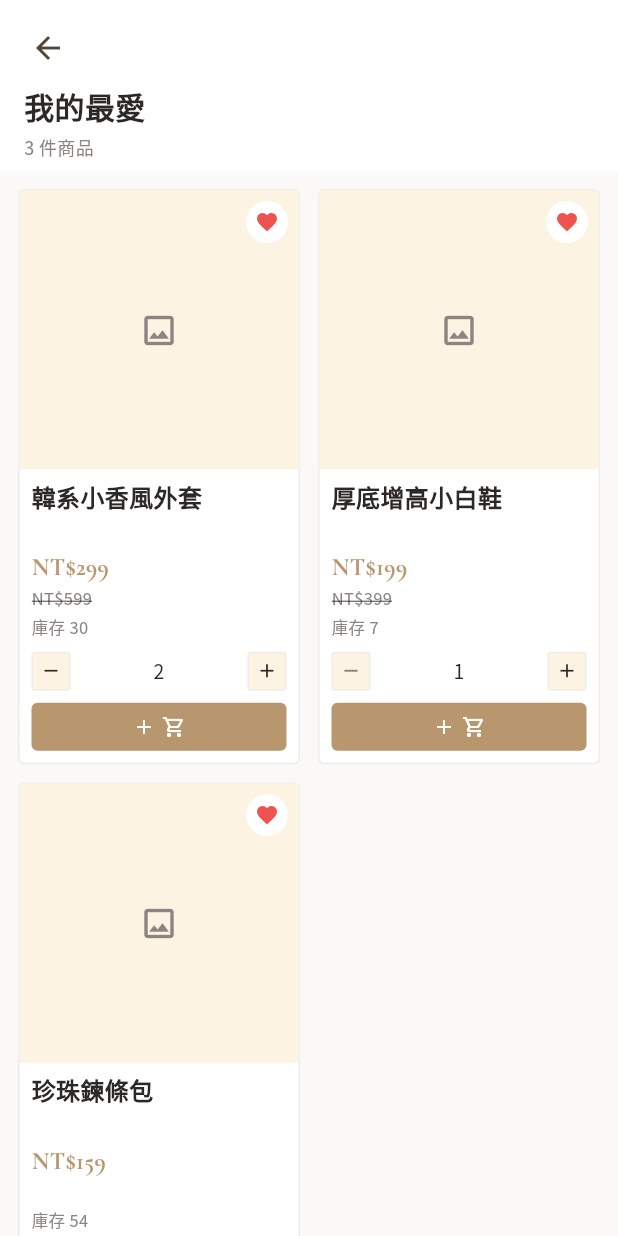
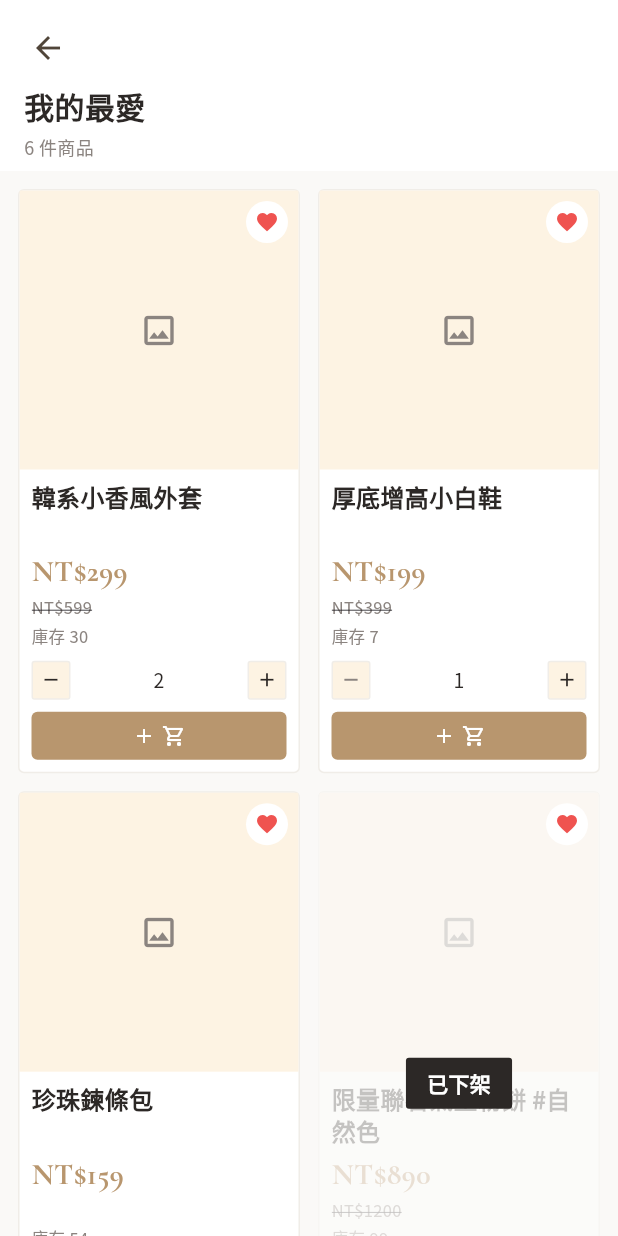
Before and after one commit to minchenlee168/xsmartlive-plus-one-prototype, a Flutter app: the FavoritesScreen screen opened by its route, after a tap on the "add" icon, on a phone screen of 412 x 824 dp. Run offline on Flutter 3.47's test engine with Material 3 defaults, Android fonts, the phone set to English and light mode, and no system bars; our stand-ins replace cookie_jar, dio, dio_cookie_manager, firebase_analytics, firebase_core, flutter_riverpod and 9 more; missing offline and left inert: facebook_app_events, flutter_facebook_auth; accounts and stored records are empty; network calls fail.

Commit message:
feat: 收藏頁邊界情境模擬（下架/超長名/超大金額）+ 商品卡售價放大 + 購物車移除滿件贈品區
商品卡（ProductCard 兩變體）：
- 售價字級 16 → 20（襯線，手機更清楚，回應實機對比）；
- 售價改 FittedBox scaleDown：超大金額（如 NT$1299000）自動縮放完整顯示、不截斷。

收藏頁（favorites）邊界情境測試樣本（加在 fetchFavorites 實際顯示路徑）：
- 已下架（fav_off ∈ kDelistedFavoriteIds）：卡片蓋「已下架」遮罩 + 吸收點擊
  （不可加入購物車/進內頁），愛心仍可移除；給正庫存避免又顯示「已售完」。
- 超長商品名（fav_long）：名稱 ellipsis 兩行、不撐破版。
- 超大金額（fav_price NT$1299000）：售價 FittedBox 縮放、原價完整、不截斷。

購物車：移除「滿件贈品區」(_GiftZone/_GiftThumb 及其渲染)；保留 giftZone 資料旗標。

flutter analyze 乾淨（僅既有 issue）；favorites 三情境、cart、售價放大皆截圖驗證。
註：先前 build_runner 被中斷曾損壞 freezed 產生檔，已用 git 還原；本次不動 model、
以覆蓋層模擬下架，無需 codegen。

Co-Authored-By: Claude Opus 4.8 (1M context) <noreply@anthropic.com>
Claude-Session: https://claude.ai/code/session_01RSHEb8hzWZX2ZNK8XGMhKR

```diff
--- a/lib/data/repositories/product_repository.dart
+++ b/lib/data/repositories/product_repository.dart
@@ -241,10 +241,48 @@ class ProductRepository {
 
   /// Favorites endpoint does not exist on the server. Returns mock data only.
   Future<List<FavoriteProduct>> fetchFavorites() async {
-    return MockData.products
-        .take(3)
-        .map((p) => FavoriteProduct(product: p, streamer: '美妝達人'))
-        .toList();
+    return [
+      ...MockData.products
+          .take(3)
+          .map((p) => FavoriteProduct(product: p, streamer: '美妝達人')),
+      // 邊界情境測試樣本（收藏頁）：下架 / 超長商品名 / 超大金額。
+      // 下架：id 'fav_off' ∈ kDelistedFavoriteIds → 收藏頁蓋「已下架」遮罩。
+      const FavoriteProduct(
+        streamer: '週年慶快閃',
+        product: Product(
+          id: 'fav_off',
+          name: '限量聯名氣墊粉餅 #自然色',
+          price: 890,
+          originalPrice: 1200,
+          image: '',
+          category: '彩妝',
+        ),
+      ),
+      // 商品名超過兩行 → 卡片應 ellipsis 兩行、不撐破版。
+      const FavoriteProduct(
+        streamer: '設計師選品直播',
+        product: Product(
+          id: 'fav_long',
+          name: '韓系設計師聯名限定款超保暖防風連帽羽絨外套加大尺碼可拆式帽緣',
+          price: 1680,
+          originalPrice: 2380,
+          image: '',
+          category: '服飾',
+        ),
+      ),
+      // 金額很長 → 售價 / 原價應完整顯示（售價 FittedBox 縮放不截斷）。
+      const FavoriteProduct(
+        streamer: '家電旗艦館',
+        product: Product(
+          id: 'fav_price',
+          name: '頂級主廚微電腦電子壓力鍋',
+          price: 1299000,
+          originalPrice: 1580000,
+          image: '',
+          category: '生活',
+        ),
+      ),
+    ];
   }
 
   // ── Helpers ─────────────────────────────────────────────────────────────────
--- a/lib/screens/favorites/favorites_screen.dart
+++ b/lib/screens/favorites/favorites_screen.dart
@@ -73,8 +73,19 @@ class FavoritesScreen extends ConsumerWidget {
                                   ProductCard(
                                     variant: ProductCardVariant.standard,
                                     product: fav.product,
-                                    stock: previewStockFor(fav.product),
+                                    // 下架品由遮罩表達不可購買，給正庫存避免又顯示「已售完」。
+                                    stock: kDelistedFavoriteIds
+                                            .contains(fav.product.id)
+                                        ? 99
+                                        : previewStockFor(fav.product),
                                   ),
+                                  // 已下架：蓋遮罩、吸收點擊（不可加入購物車 / 進內頁）。
+                                  if (kDelistedFavoriteIds
+                                      .contains(fav.product.id))
+                                    const Positioned.fill(
+                                      child: _DelistedOverlay(),
+                                    ),
+                                  // 愛心置於最上層，下架商品仍可移除收藏。
                                   Positioned(
                                     top: appTheme.spacingSm,
                                     right: appTheme.spacingSm,
@@ -92,6 +103,40 @@ class FavoritesScreen extends ConsumerWidget {
             ],
           );
         },
+      ),
+    );
+  }
+}
+
+/// 已下架遮罩：覆蓋整張卡、置中顯示「已下架」，並吸收點擊（不可購買 / 進內頁）。
+class _DelistedOverlay extends StatelessWidget {
+  const _DelistedOverlay();
+
+  @override
+  Widget build(BuildContext context) {
+    final appTheme = context.appTheme;
+    return GestureDetector(
+      onTap: () {},
+      child: DecoratedBox(
+        decoration: BoxDecoration(
+          color: appTheme.bg.withValues(alpha: 0.74),
+          borderRadius: BorderRadius.circular(appTheme.cardRadius),
+        ),
+        child: Center(
+          child: Container(
+            padding: const EdgeInsets.symmetric(horizontal: 14, vertical: 7),
+            decoration: BoxDecoration(
+              color: appTheme.fg,
+              borderRadius: BorderRadius.circular(appTheme.radiusSm),
+            ),
+            child: Text('已下架',
+                style: TextStyle(
+                  color: appTheme.bgElev,
+                  fontSize: 14,
+                  fontWeight: FontWeight.w700,
+                )),
+          ),
+        ),
       ),
     );
   }
--- a/lib/widgets/product_card.dart
+++ b/lib/widgets/product_card.dart
@@ -218,15 +218,21 @@ class _ProductCardState extends ConsumerState<ProductCard>
                   ),
                 ),
                 const SizedBox(height: 4),
-                // 售價（品牌襯線 16/w800）；刪除線原價放在售價「下方」一行。
-                Text(
+                // 售價（品牌襯線 20/w800，手機更清楚）；長金額 FittedBox 縮放不截斷。
+                // 刪除線原價放在售價「下方」一行。
+                FittedBox(
+                  fit: BoxFit.scaleDown,
+                  alignment: Alignment.centerLeft,
+                  child: Text(
                     'NT\$${p.price.toStringAsFixed(0)}',
+                    maxLines: 1,
                     style: GoogleFonts.getFont(
                       appTheme.fontDisplay,
                       textStyle: TextStyle(
-                      fontSize: 16,
+                        fontSize: 20,
                         fontWeight: FontWeight.w800,
                         color: accent,
+                      ),
                     ),
                   ),
                 ),
@@ -696,15 +702,20 @@ class _ProductCardState extends ConsumerState<ProductCard>
                     ),
 
                     const SizedBox(height: 6),
-                    // 售價（品牌襯線 16/w800）；刪除線原價放在售價「下方」一行。
-                    Text(
+                    // 售價（品牌襯線 20/w800，手機更清楚）；長金額 FittedBox 縮放不截斷。
+                    FittedBox(
+                      fit: BoxFit.scaleDown,
+                      alignment: Alignment.centerLeft,
+                      child: Text(
                         'NT\$${product.price.toStringAsFixed(0)}',
+                        maxLines: 1,
                         style: GoogleFonts.getFont(
                           appTheme.fontDisplay,
                           textStyle: TextStyle(
-                          fontSize: 16,
+                            fontSize: 20,
                             fontWeight: FontWeight.w800,
                             color: accent,
+                          ),
                         ),
                       ),
                     ),
```
Also changed, not shown: lib/providers/product_provider.dart (+40 -0 lines), lib/screens/cart/cart_screen.dart (+0 -88 lines). Lines whose indentation alone changed are shown as unchanged.
